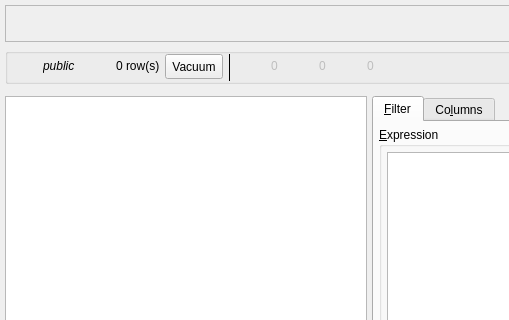
This is libs/libgui/ui/tools/datagridwidget.ui in pgmodeler/pgmodeler as Qt 5 draws it before an edit; both pictures show x 0 to 509 and y 0 to 320 of the 890 by 807 pixel window. The edited form follows.
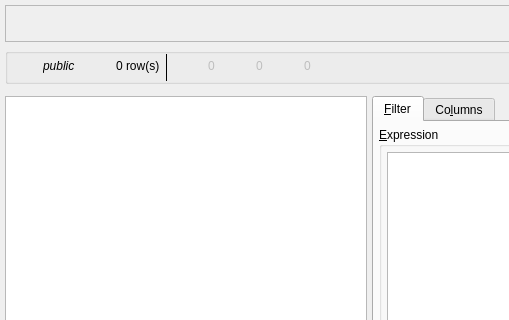
This is the edited form. Icons and pictures are not drawn.

```diff
--- a/libs/libgui/ui/tools/datagridwidget.ui
+++ b/libs/libgui/ui/tools/datagridwidget.ui
@@ -294,44 +294,6 @@
           </property>
          </widget>
         </item>
-        <item>
-         <widget class="QToolButton" name="vaccuum_tb">
-          <property name="enabled">
-           <bool>true</bool>
-          </property>
-          <property name="sizePolicy">
-           <sizepolicy hsizetype="Preferred" vsizetype="Preferred">
-            <horstretch>0</horstretch>
-            <verstretch>0</verstretch>
-           </sizepolicy>
-          </property>
-          <property name="minimumSize">
-           <size>
-            <width>0</width>
-            <height>0</height>
-           </size>
-          </property>
-          <property name="toolTip">
-           <string>&lt;p&gt;Run a VACCUUM ANALYZE command on the table to update statistics&lt;/p&gt;</string>
-          </property>
-          <property name="text">
-           <string>Vacuum</string>
-          </property>
-          <property name="icon">
-           <iconset resource="../../res/resources.qrc">
-            <normaloff>:/icons/icons/vaccuum.png</normaloff>:/icons/icons/vaccuum.png</iconset>
-          </property>
-          <property name="iconSize">
-           <size>
-            <width>25</width>
-            <height>25</height>
-           </size>
-          </property>
-          <property name="toolButtonStyle">
-           <enum>Qt::ToolButtonStyle::ToolButtonTextBesideIcon</enum>
-          </property>
-         </widget>
-        </item>
        </layout>
       </item>
       <item>
```
Left out of the diff: 2 changed lines with no effect on the pictures.
